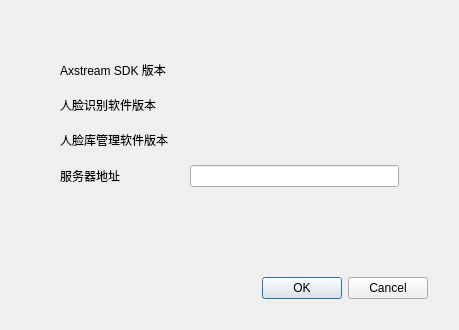
The window that app/ui/AppInfoDialog.ui (Meydan-ZHOU/smileSystem) describes before a commit, drawn with Qt 5.
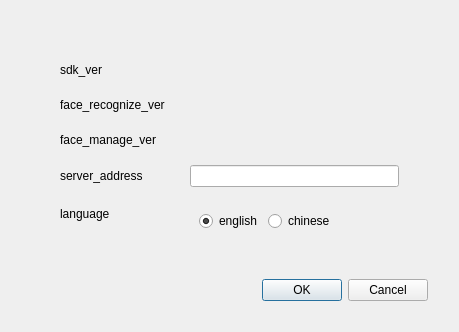
The same window after the commit.

Commit message: add english language

```diff
--- a/app/ui/AppInfoDialog.ui
+++ b/app/ui/AppInfoDialog.ui
@@ -63,7 +63,7 @@
              </size>
             </property>
             <property name="text">
-             <string>Axstream SDK 版本</string>
+             <string>sdk_ver</string>
             </property>
            </widget>
           </item>
@@ -92,7 +92,7 @@
              </size>
             </property>
             <property name="text">
-             <string>人脸识别软件版本</string>
+             <string>face_recognize_ver</string>
             </property>
            </widget>
           </item>
@@ -121,7 +121,7 @@
              </size>
             </property>
             <property name="text">
-             <string>人脸库管理软件版本</string>
+             <string>face_manage_ver</string>
             </property>
            </widget>
           </item>
@@ -144,13 +144,87 @@
           <item row="3" column="0">
            <widget class="QLabel" name="label_4">
             <property name="text">
-             <string>服务器地址</string>
+             <string>server_address</string>
             </property>
            </widget>
           </item>
           <item row="3" column="1">
            <widget class="QLineEdit" name="lineEdit_server_ip"/>
           </item>
+          <item row="4" column="0">
+           <widget class="QLabel" name="label_5">
+            <property name="text">
+             <string>language</string>
+            </property>
+           </widget>
+          </item>
+          <item row="4" column="1">
+           <widget class="QWidget" name="widget_2" native="true">
+            <layout class="QHBoxLayout" name="horizontalLayout_4">
+             <item>
+              <layout class="QHBoxLayout" name="horizontalLayout_3">
+               <item>
+                <widget class="QRadioButton" name="radioButton_en">
+                 <property name="text">
+                  <string>english</string>
+                 </property>
+                 <property name="checked">
+                  <bool>true</bool>
+                 </property>
+                </widget>
+               </item>
+               <item>
+                <widget class="QRadioButton" name="radioButton_cn">
+                 <property name="text">
+                  <string>chinese</string>
+                 </property>
+                </widget>
+               </item>
+              </layout>
+             </item>
+             <item>
+              <spacer name="horizontalSpacer">
+               <property name="orientation">
+                <enum>Qt::Horizontal</enum>
+               </property>
+               <property name="sizeHint" stdset="0">
+                <size>
+                 <width>40</width>
+                 <height>20</height>
+                </size>
+               </property>
+              </spacer>
+             </item>
+             <item>
+              <widget class="QWidget" name="widget_3" native="true">
+               <property name="sizePolicy">
+                <sizepolicy hsizetype="Fixed" vsizetype="Fixed">
+                 <horstretch>0</horstretch>
+                 <verstretch>0</verstretch>
+                </sizepolicy>
+               </property>
+               <layout class="QHBoxLayout" name="horizontalLayout_2">
+                <property name="spacing">
+                 <number>0</number>
+                </property>
+                <property name="leftMargin">
+                 <number>0</number>
+                </property>
+                <property name="topMargin">
+                 <number>0</number>
+                </property>
+                <property name="rightMargin">
+                 <number>0</number>
+                </property>
+                <property name="bottomMargin">
+                 <number>0</number>
+                </property>
+               </layout>
+              </widget>
+             </item>
+            </layout>
+           </widget>
+          </item>
          </layout>
         </item>
        </layout>
```
Left out of the diff: 29 changed lines with no effect on the pictures. The commit also changes 97 other files.
